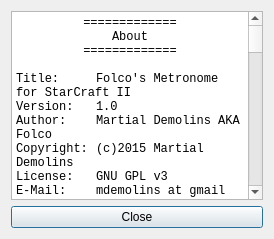
Qt form AboutUi.ui (Folcogh/SC2Metro) before a commit.
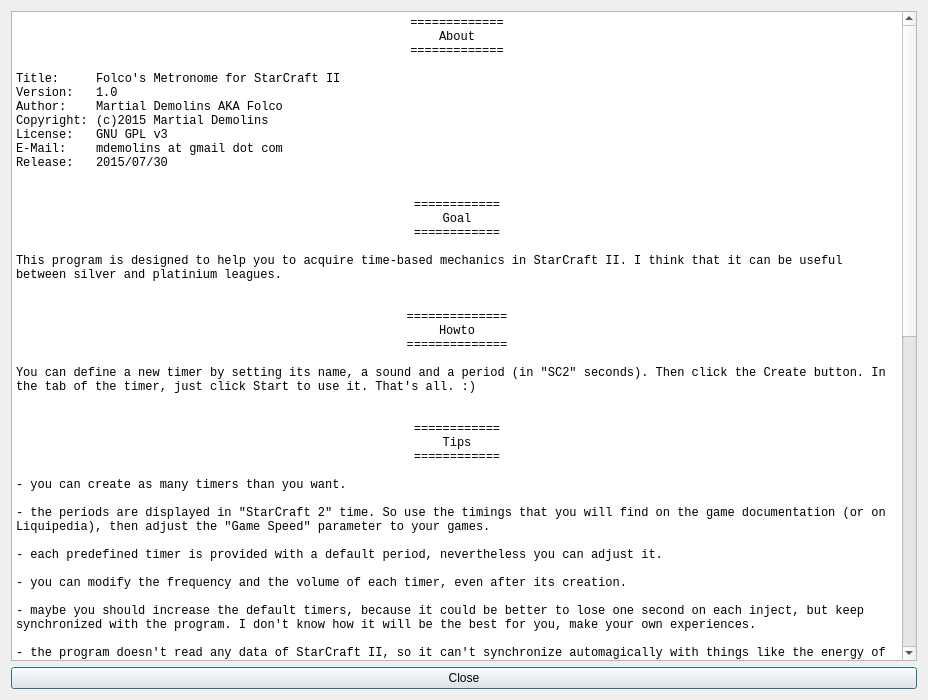
The same form after that commit.

Patch:
```diff
--- a/AboutUi.ui
+++ b/AboutUi.ui
@@ -6,8 +6,8 @@
    <rect>
     <x>0</x>
     <y>0</y>
-    <width>274</width>
-    <height>239</height>
+    <width>928</width>
+    <height>700</height>
    </rect>
   </property>
   <property name="windowTitle">
@@ -88,13 +88,14 @@
 &lt;p style=&quot; margin-top:0px; margin-bottom:0px; margin-left:0px; margin-right:0px; -qt-block-indent:0; text-indent:0px;&quot;&gt;- Acyde and Yos for their idea on the french Battle.net forum : http://eu.battle.net/sc2/fr/forum/topic/15161888348, and the other guys for their ideas.&lt;/p&gt;
 &lt;p style=&quot; margin-top:0px; margin-bottom:0px; margin-left:0px; margin-right:0px; -qt-block-indent:0; text-indent:0px;&quot;&gt;- My friends of the programming/gaming/retro-gaming/ board at http://yaronet.com, especially Flanker, Kevin Kofler, Pen^2 and Zerosquare.&lt;/p&gt;
 &lt;p style=&quot; margin-top:0px; margin-bottom:0px; margin-left:0px; margin-right:0px; -qt-block-indent:0; text-indent:0px;&quot;&gt;- Liquipedia for some infos on the game speed&lt;/p&gt;
-&lt;p style=&quot;-qt-paragraph-type:empty; margin-top:0px; margin-bottom:0px; margin-left:0px; margin-right:0px; -qt-block-indent:0; text-indent:0px;&quot;&gt;&lt;br /&gt;&lt;/p&gt;
+&lt;p style=&quot; margin-top:0px; margin-bottom:0px; margin-left:0px; margin-right:0px; -qt-block-indent:0; text-indent:0px;&quot;&gt;- Yoda for first testings and advised tips and requests&lt;/p&gt;
 &lt;p style=&quot;-qt-paragraph-type:empty; margin-top:0px; margin-bottom:0px; margin-left:0px; margin-right:0px; -qt-block-indent:0; text-indent:0px;&quot;&gt;&lt;br /&gt;&lt;/p&gt;
 &lt;p align=&quot;center&quot; style=&quot; margin-top:0px; margin-bottom:0px; margin-left:0px; margin-right:0px; -qt-block-indent:0; text-indent:0px;&quot;&gt;=================&lt;/p&gt;
 &lt;p align=&quot;center&quot; style=&quot; margin-top:0px; margin-bottom:0px; margin-left:0px; margin-right:0px; -qt-block-indent:0; text-indent:0px;&quot;&gt;Licensing&lt;/p&gt;
 &lt;p align=&quot;center&quot; style=&quot; margin-top:0px; margin-bottom:0px; margin-left:0px; margin-right:0px; -qt-block-indent:0; text-indent:0px;&quot;&gt;=================&lt;/p&gt;
 &lt;p style=&quot;-qt-paragraph-type:empty; margin-top:0px; margin-bottom:0px; margin-left:0px; margin-right:0px; -qt-block-indent:0; text-indent:0px;&quot;&gt;&lt;br /&gt;&lt;/p&gt;
 &lt;p style=&quot; margin-top:0px; margin-bottom:0px; margin-left:0px; margin-right:0px; -qt-block-indent:0; text-indent:0px;&quot;&gt;- the program itself is (c)2015 Martial Demolins. It's released under the terms of the GNU GPL v3. See the License dialog and http://www.gnu.org/licenses/gpl-3.0.en.html for details.&lt;/p&gt;
+&lt;p style=&quot; margin-top:0px; margin-bottom:0px; margin-left:0px; margin-right:0px; -qt-block-indent:0; text-indent:0px;&quot;&gt;  Sources are available here : https://github.com/Folcogh/FMetro&lt;/p&gt;
 &lt;p style=&quot;-qt-paragraph-type:empty; margin-top:0px; margin-bottom:0px; margin-left:0px; margin-right:0px; -qt-block-indent:0; text-indent:0px;&quot;&gt;&lt;br /&gt;&lt;/p&gt;
 &lt;p style=&quot; margin-top:0px; margin-bottom:0px; margin-left:0px; margin-right:0px; -qt-block-indent:0; text-indent:0px;&quot;&gt;- the built-in sounds are (c)2015 Martial Demolins. They have been created with http://soundoftext.com/, and are released under the license Creative Commons BY-SA. See http://creativecommons.org/licenses/by-sa/3.0/ for details.&lt;/p&gt;
 &lt;p style=&quot;-qt-paragraph-type:empty; margin-top:0px; margin-bottom:0px; margin-left:0px; margin-right:0px; -qt-block-indent:0; text-indent:0px;&quot;&gt;&lt;br /&gt;&lt;/p&gt;
```
